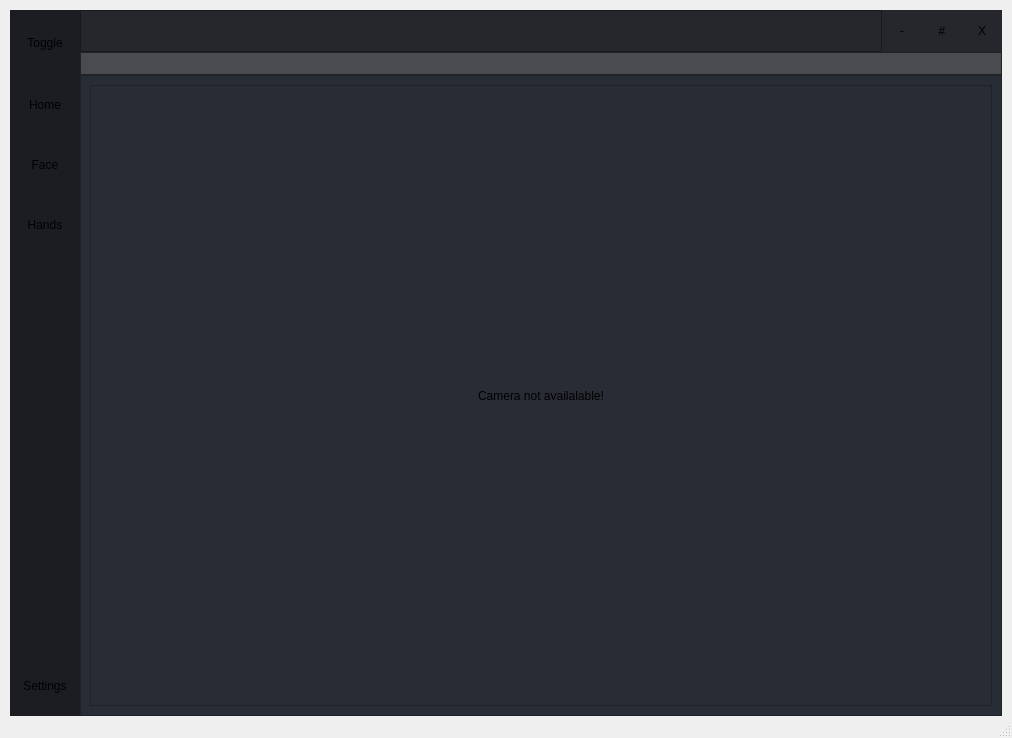
Qt form ui/main.ui (Radu101199/CamControl-Controlul-Gestual-al-Dispozitivelor) before a commit.
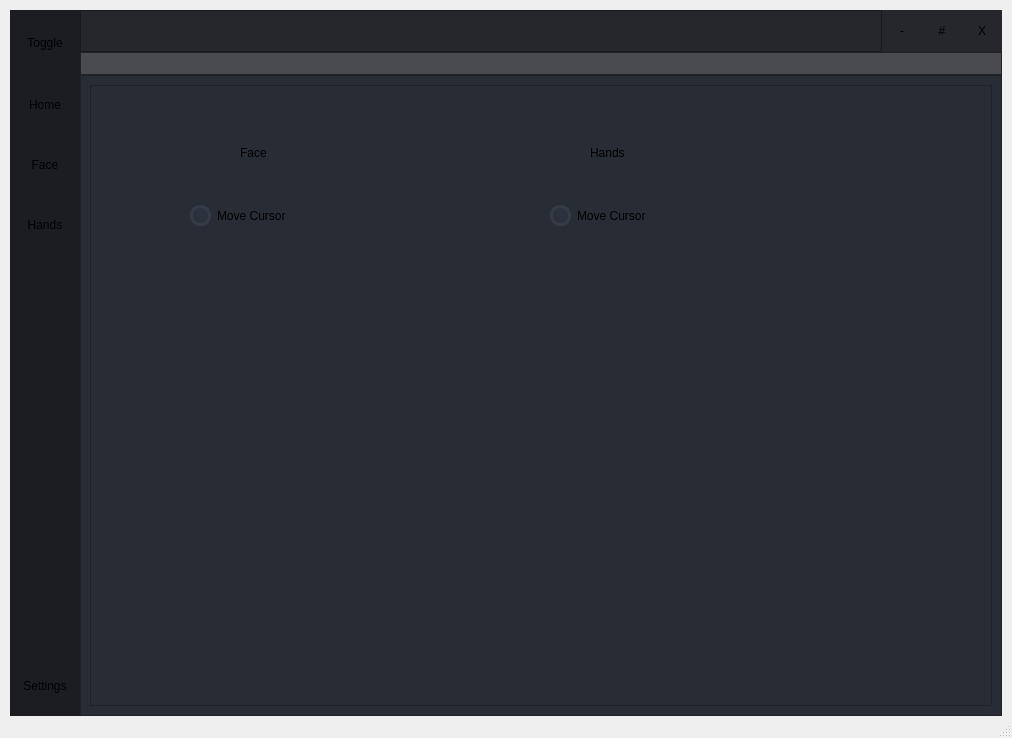
The same form after that commit. Icons and pictures are not drawn.

```diff
--- a/ui/main.ui
+++ b/ui/main.ui
@@ -865,7 +865,7 @@
                    </size>
                   </property>
                   <property name="currentIndex">
-                   <number>2</number>
+                   <number>3</number>
                   </property>
                   <widget class="QWidget" name="page_home">
                    <layout class="QVBoxLayout" name="verticalLayout_2">
@@ -986,6 +986,60 @@
                     </item>
                    </layout>
                   </widget>
+                  <widget class="QWidget" name="page_settings">
+                   <widget class="QLabel" name="label_4">
+                    <property name="geometry">
+                     <rect>
+                      <x>140</x>
+                      <y>50</y>
+                      <width>60</width>
+                      <height>16</height>
+                     </rect>
+                    </property>
+                    <property name="text">
+                     <string>Face</string>
+                    </property>
+                   </widget>
+                   <widget class="QLabel" name="label_5">
+                    <property name="geometry">
+                     <rect>
+                      <x>490</x>
+                      <y>50</y>
+                      <width>60</width>
+                      <height>16</height>
+                     </rect>
+                    </property>
+                    <property name="text">
+                     <string>Hands</string>
+                    </property>
+                   </widget>
+                   <widget class="QCheckBox" name="moveCursorCheckBox">
+                    <property name="geometry">
+                     <rect>
+                      <x>90</x>
+                      <y>110</y>
+                      <width>111</width>
+                      <height>21</height>
+                     </rect>
+                    </property>
+                    <property name="text">
+                     <string>Move Cursor</string>
+                    </property>
+                   </widget>
+                   <widget class="QCheckBox" name="moveHandsCheckBox">
+                    <property name="geometry">
+                     <rect>
+                      <x>450</x>
+                      <y>110</y>
+                      <width>111</width>
+                      <height>21</height>
+                     </rect>
+                    </property>
+                    <property name="text">
+                     <string>Move Cursor</string>
+                    </property>
+                   </widget>
+                  </widget>
                  </widget>
                 </item>
                </layout>
```
